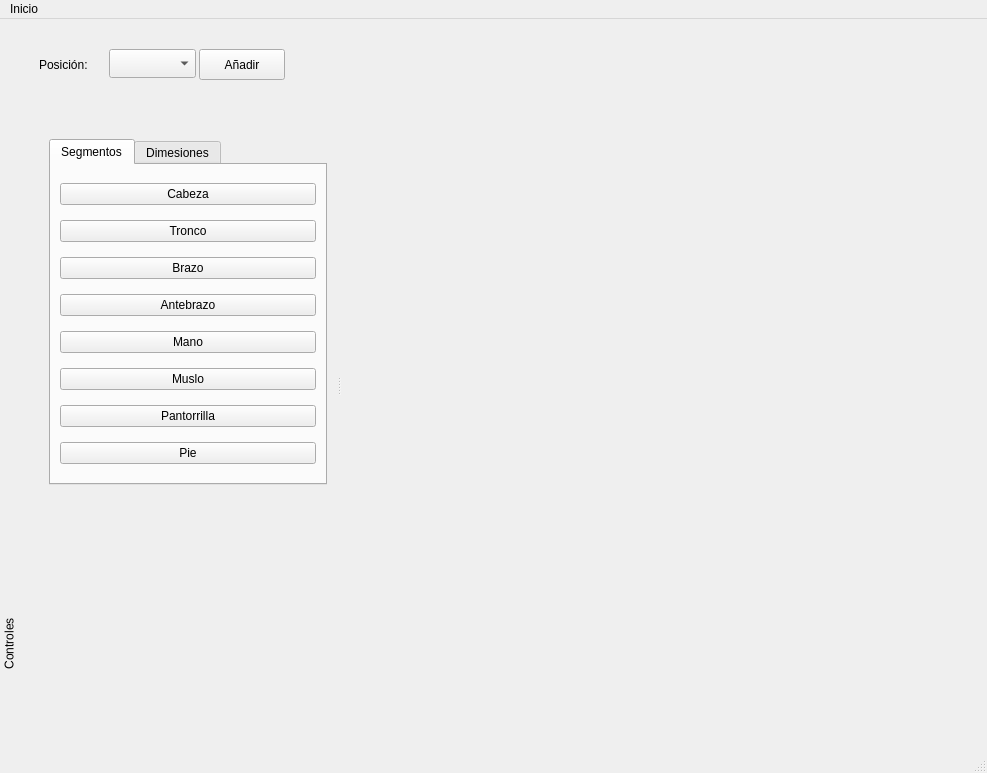
Qt form gui.ui (alromh87/pyBioCOM) before a commit.
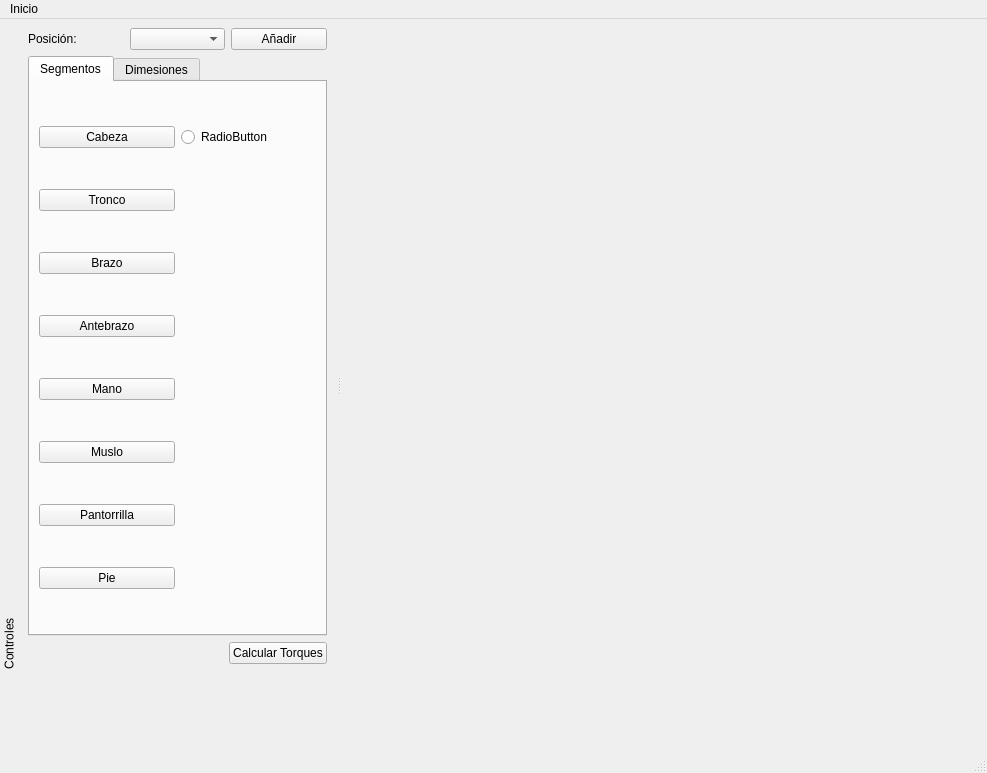
The same form after that commit.

Commit message: Añadido calculo de torques

Patch:
```diff
--- a/gui.ui
+++ b/gui.ui
@@ -216,54 +216,33 @@
     <number>1</number>
    </attribute>
    <widget class="QWidget" name="dockWidgetContents">
-    <widget class="QComboBox" name="cb_posiciones">
-     <property name="geometry">
-      <rect>
-       <x>90</x>
-       <y>30</y>
-       <width>87</width>
-       <height>29</height>
-      </rect>
-     </property>
-    </widget>
+    <layout class="QVBoxLayout" name="verticalLayout_3">
+     <item>
+      <layout class="QHBoxLayout" name="horizontalLayout_4">
+       <item>
     <widget class="QLabel" name="label_5">
-     <property name="geometry">
-      <rect>
-       <x>20</x>
-       <y>30</y>
-       <width>87</width>
-       <height>31</height>
-      </rect>
-     </property>
      <property name="text">
       <string>Posición:</string>
      </property>
     </widget>
+       </item>
+       <item>
+        <widget class="QComboBox" name="cb_posiciones"/>
+       </item>
+       <item>
     <widget class="QPushButton" name="b_anadirPos">
-     <property name="geometry">
-      <rect>
-       <x>180</x>
-       <y>30</y>
-       <width>86</width>
-       <height>31</height>
-      </rect>
-     </property>
      <property name="text">
       <string>Añadir</string>
      </property>
     </widget>
+       </item>
+      </layout>
+     </item>
+     <item>
     <widget class="QTabWidget" name="tabWidget">
      <property name="enabled">
       <bool>true</bool>
      </property>
-     <property name="geometry">
-      <rect>
-       <x>30</x>
-       <y>120</y>
-       <width>278</width>
-       <height>346</height>
-      </rect>
-     </property>
      <property name="currentIndex">
       <number>0</number>
      </property>
@@ -328,6 +307,13 @@
          </property>
         </widget>
        </item>
+         <item row="0" column="1">
+          <widget class="QRadioButton" name="radioButton">
+           <property name="text">
+            <string>RadioButton</string>
+           </property>
+          </widget>
+         </item>
       </layout>
      </widget>
      <widget class="QWidget" name="dimensiones">
@@ -456,6 +442,32 @@
       </layout>
      </widget>
     </widget>
+     </item>
+     <item>
+      <layout class="QHBoxLayout" name="horizontalLayout_5">
+       <item>
+        <spacer name="horizontalSpacer_6">
+         <property name="orientation">
+          <enum>Qt::Horizontal</enum>
+         </property>
+         <property name="sizeHint" stdset="0">
+          <size>
+           <width>40</width>
+           <height>20</height>
+          </size>
+         </property>
+        </spacer>
+       </item>
+       <item>
+        <widget class="QPushButton" name="b_torques">
+         <property name="text">
+          <string>Calcular Torques</string>
+         </property>
+        </widget>
+       </item>
+      </layout>
+     </item>
+    </layout>
     <zorder>cb_posiciones</zorder>
     <zorder>label_5</zorder>
     <zorder>b_anadirPos</zorder>
```
Left out of the diff: 30 changed lines with no effect on the pictures. Lines whose indentation alone changed are shown as unchanged. The commit also changes 1 other file.
